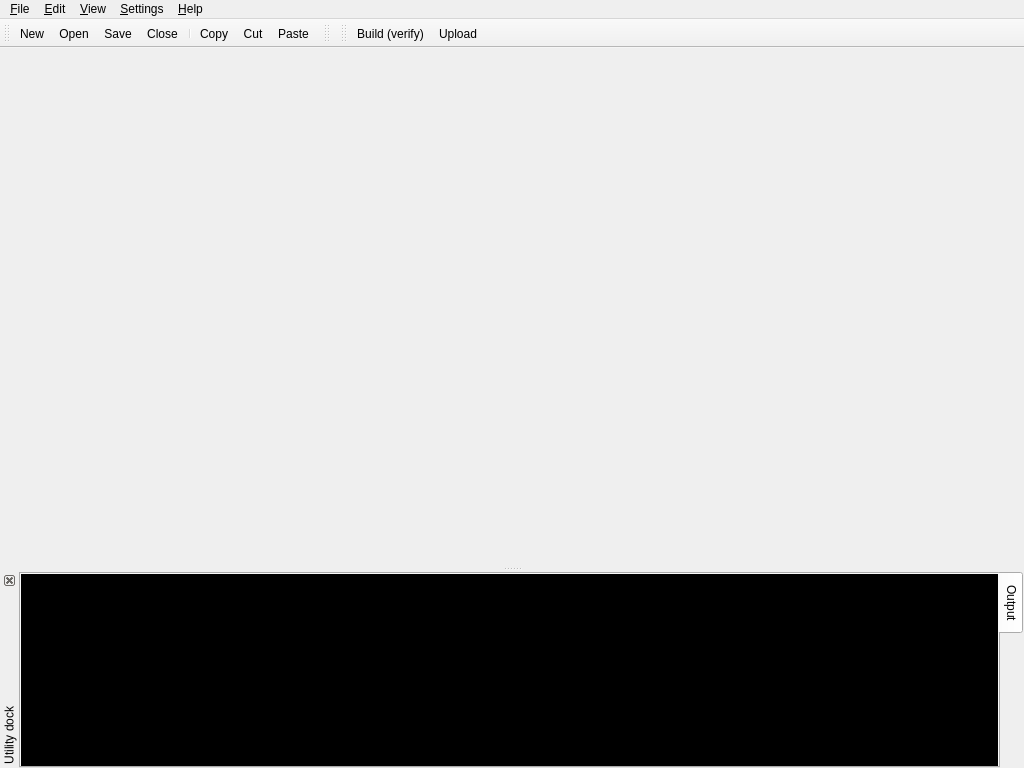
Qt form gui/MainWindow.ui (mupuf/arduide) before a commit.
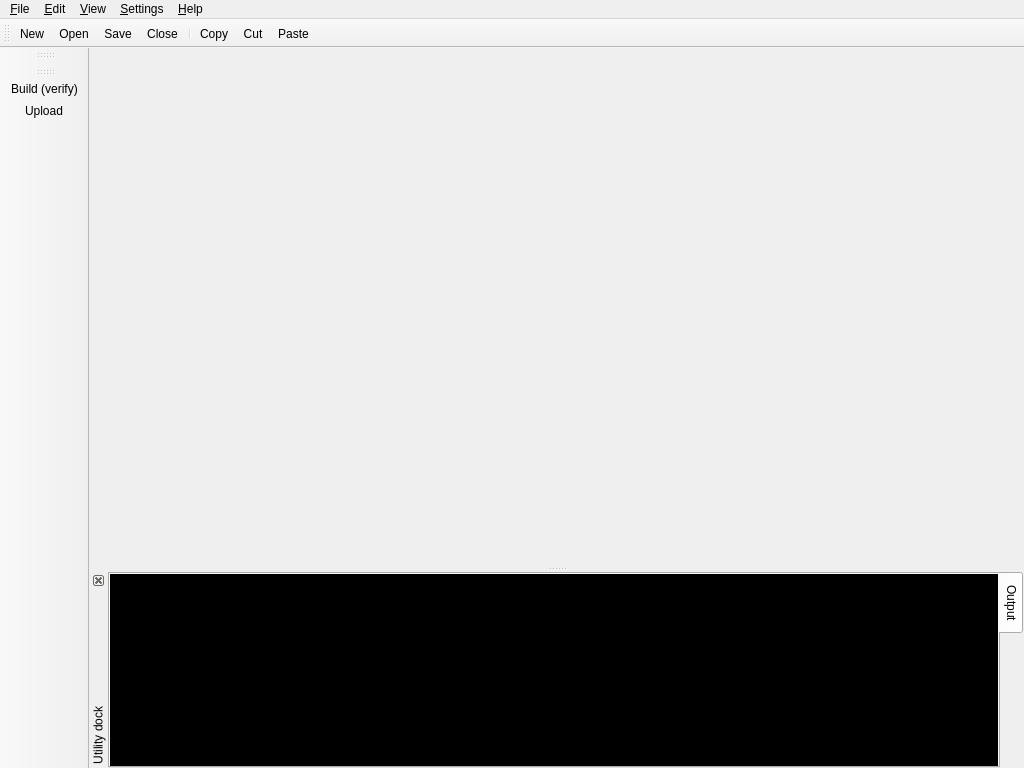
The same form after that commit. Icons and pictures are not drawn. Custom widgets are drawn as their Qt base class.

Commit message: changed the toolbar, more icons

Patch:
```diff
--- a/gui/MainWindow.ui
+++ b/gui/MainWindow.ui
@@ -90,8 +90,11 @@
    <property name="windowTitle">
     <string>Hardware</string>
    </property>
+   <property name="toolButtonStyle">
+    <enum>Qt::ToolButtonTextUnderIcon</enum>
+   </property>
    <attribute name="toolBarArea">
-    <enum>TopToolBarArea</enum>
+    <enum>LeftToolBarArea</enum>
    </attribute>
    <attribute name="toolBarBreak">
     <bool>false</bool>
@@ -101,8 +104,11 @@
    <property name="windowTitle">
     <string>Build tools</string>
    </property>
+   <property name="toolButtonStyle">
+    <enum>Qt::ToolButtonTextUnderIcon</enum>
+   </property>
    <attribute name="toolBarArea">
-    <enum>TopToolBarArea</enum>
+    <enum>LeftToolBarArea</enum>
    </attribute>
    <attribute name="toolBarBreak">
     <bool>false</bool>
```
The commit also changes 20 other files.
